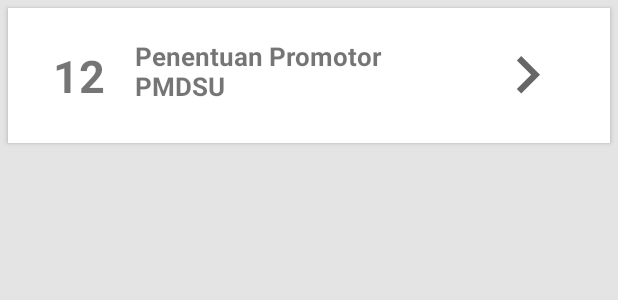
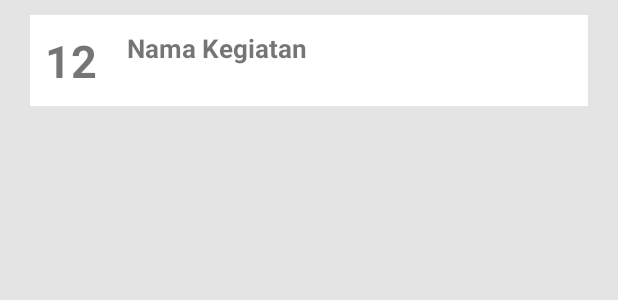
Before and after one commit to dirpenua/DirektoratPendidikan, an Android app: the layout item_agenda.xml on its own in the app's theme, with its tools: preview values and no code run, on a phone screen of 412 x 824 dp. Shown: the top 300 px of the screen. Run offline under Robolectric (Android 15) with nearby library versions, the phone set to English and light mode, and no system bars.

Commit message:
Initial Commit

```diff
--- a/app/build.gradle
+++ b/app/build.gradle
@@ -10,6 +10,7 @@ android {
         versionCode 1
         versionName "1.0"
         testInstrumentationRunner "android.support.test.runner.AndroidJUnitRunner"
+        useLibrary "org.apache.http.legacy"
     }
     buildTypes {
         release {
@@ -26,6 +27,8 @@ dependencies {
     implementation 'com.android.support.constraint:constraint-layout:1.1.3'
     implementation 'com.android.support:support-v4:28.0.0'
     implementation 'com.android.support:recyclerview-v7:28.0.0'
+    implementation 'com.squareup.retrofit2:retrofit:2.4.0'
+    implementation 'com.squareup.retrofit2:converter-gson:2.2.0'
     implementation 'com.synnapps:carouselview:0.1.4'
     implementation 'com.mcxiaoke.volley:library:1.0.17'
     testImplementation 'junit:junit:4.12'
--- a/app/src/main/AndroidManifest.xml
+++ b/app/src/main/AndroidManifest.xml
@@ -1,12 +1,14 @@
 <?xml version="1.0" encoding="utf-8"?>
 <manifest xmlns:android="http://schemas.android.com/apk/res/android"
+    xmlns:tools="http://schemas.android.com/tools"
     package="com.example.direktoratpendidikan">
 
     <uses-permission android:name="android.permission.INTERNET" />
-    <uses-permission android:name="android.permission.ACCESS_NETWORK_STATE" />
+    <uses-permission android:name="android.permission.ACCESS_NETWORK_STATE"/>
+    <uses-permission android:name="android.permission.ACCESS_WIFI_STATE" />
 
     <application
-        android:name=".app.AppController"
+        tools:ignore="GoogleAppIndexingWarning"
         android:allowBackup="true"
         android:icon="@mipmap/ic_launcher"
         android:label="@string/app_name"
--- a/app/src/main/res/layout/item_agenda.xml
+++ b/app/src/main/res/layout/item_agenda.xml
@@ -1,58 +1,43 @@
 <?xml version="1.0" encoding="utf-8"?>
-<android.support.v7.widget.CardView xmlns:android="http://schemas.android.com/apk/res/android"
-    xmlns:app="http://schemas.android.com/apk/res-auto"
+<LinearLayout
+    xmlns:android="http://schemas.android.com/apk/res/android"
     android:layout_width="match_parent"
     android:layout_height="wrap_content"
-    android:layout_margin="5dp"
-    android:elevation="0dp"
-    app:cardCornerRadius="0dp">
-
-    <LinearLayout
-        android:layout_width="match_parent"
-        android:layout_height="wrap_content"
-        android:layout_marginLeft="20dp"
-        android:layout_marginTop="10dp"
-        android:layout_marginRight="20dp"
-        android:layout_marginBottom="10dp"
-        android:orientation="horizontal">
+    android:layout_marginLeft="20dp"
+    android:layout_marginTop="10dp"
+    android:layout_marginRight="20dp"
+    android:layout_marginBottom="10dp"
+    android:orientation="horizontal"
+    android:background="#FFFFFF">
 
         <TextView
-            android:id="@+id/tanggal"
+            android:id="@+id/agenda_id"
             android:layout_width="wrap_content"
             android:layout_height="wrap_content"
             android:layout_gravity="center"
             android:layout_margin="10dp"
             android:text="12"
             android:textSize="30sp"
-            android:textStyle="bold" />
+            android:textStyle="bold"
+            android:layout_weight="0"/>
 
-        <LinearLayout
-            android:layout_width="match_parent"
+        <TextView
+            android:id="@+id/nama_kegiatan"
+            android:layout_width="wrap_content"
             android:layout_height="match_parent"
             android:layout_margin="10dp"
-            android:layout_weight="10"
-            android:orientation="vertical">
+            android:layout_gravity="center_vertical"
+            android:text="Nama Kegiatan"
+            android:textSize="17sp"
+            android:textStyle="bold"
+            android:layout_weight="1"/>
 
-
-            <TextView
-                android:id="@+id/nama_acara"
-                android:layout_width="match_parent"
-                android:layout_height="match_parent"
-                android:layout_marginBottom="2.5dp"
-                android:text="Penentuan Promotor PMDSU"
-                android:textSize="17sp"
-                android:textStyle="bold" />
-
-
-        </LinearLayout>
-
-        <ImageView
-            android:id="@+id/swipe_right"
-            android:layout_width="50dp"
-            android:layout_height="50dp"
-            android:layout_gravity="center"
-            android:layout_margin="10dp"
-            android:src="@drawable/ic_swipe_right" />
-
+        <!--<ImageView-->
+            <!--android:id="@+id/swipe_right"-->
+            <!--android:layout_width="50dp"-->
+            <!--android:layout_height="50dp"-->
+            <!--android:layout_gravity="center_vertical"-->
+            <!--android:layout_margin="10dp"-->
+            <!--android:src="@drawable/ic_swipe_right"-->
+            <!--android:layout_weight="0"/>-->
     </LinearLayout>
-</android.support.v7.widget.CardView>
--- a/app/src/main/res/values/strings.xml
+++ b/app/src/main/res/values/strings.xml
@@ -1,5 +1,5 @@
 <resources>
-    <string name="app_name">DirpenApp</string>
+    <string name="app_name">DirpenUA</string>
 
     // Menu Bottom Navigation
     <string name="menu_beranda">Beranda</string>
```
Also changed, not shown: app/src/main/java/com/example/direktoratpendidikan/AgendaFragment.java (+91 -172 lines), app/src/main/java/com/example/direktoratpendidikan/adapter/Adapter.java (+23 -31 lines), app/src/main/java/com/example/direktoratpendidikan/api/ApiClient.java (+17 -0 lines), app/src/main/java/com/example/direktoratpendidikan/api/ApiInterface.java (+19 -0 lines), app/src/main/java/com/example/direktoratpendidikan/data/Agenda.java (+6 -11 lines), app/src/main/res/layout/fragment_agenda.xml (+27 -25 lines).
